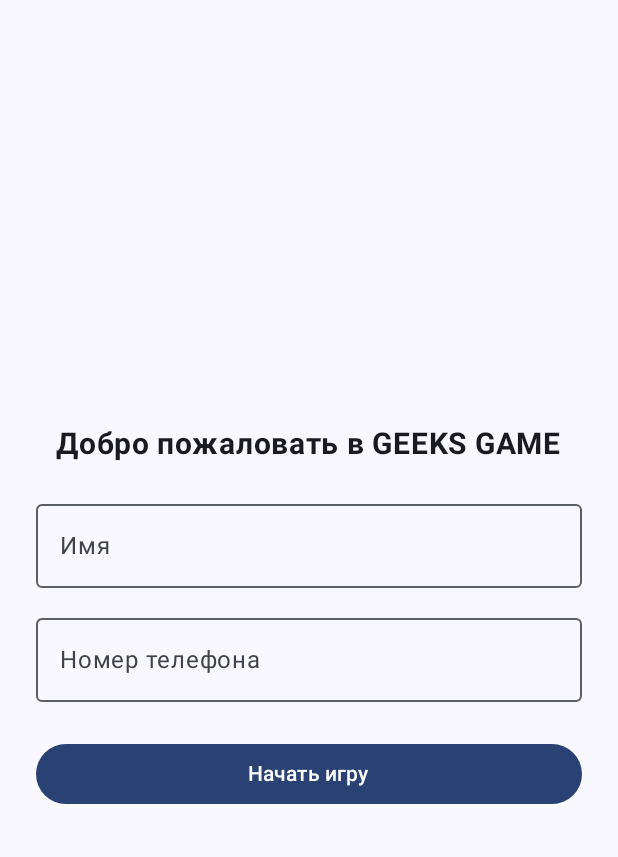
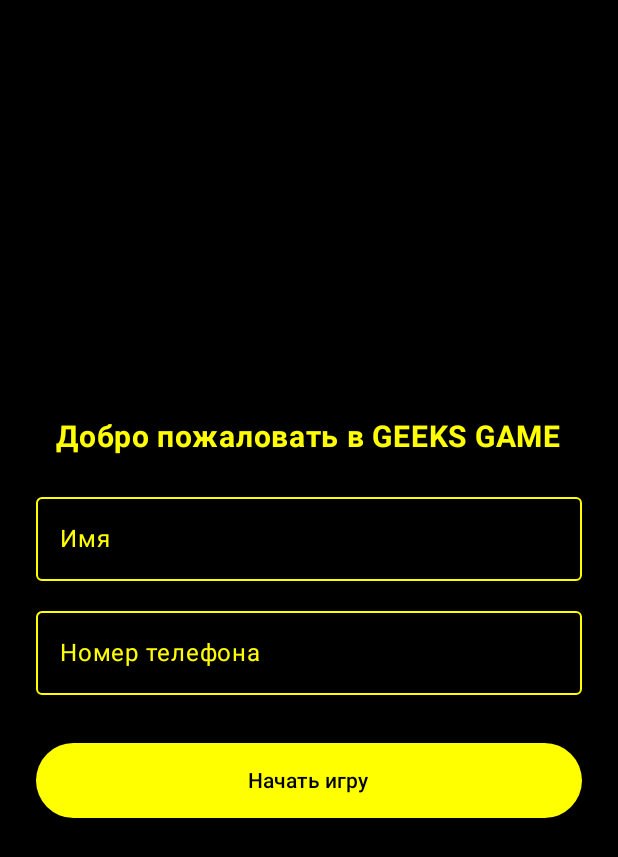
Before and after one commit to nurelmamasharipov/GeeksRun, an Android app built with Jetpack Compose: the composable RegistrationScreen shown on its own in the app's theme, on a phone screen of 412 x 824 dp. Shown: the top 857 px of the screen. Run offline under Robolectric (Android 15) with nearby library versions, the phone set to English and light mode, and no system bars.

Commit message:
update RegistrationScreen

```diff
--- a/app/src/main/java/com/example/geeksrun/MainActivity.kt
+++ b/app/src/main/java/com/example/geeksrun/MainActivity.kt
@@ -1,5 +1,4 @@
 package com.example.geeksrun
-
 
 import android.os.Bundle
 import androidx.activity.ComponentActivity
@@ -7,12 +6,13 @@ import androidx.activity.compose.setContent
 import androidx.compose.runtime.*
 import com.example.geeksrun.ui.GameOverScreen
 import com.example.geeksrun.ui.GameScreen
+import com.example.geeksrun.ui.RegistrationScreen
 
 class MainActivity : ComponentActivity() {
     override fun onCreate(savedInstanceState: Bundle?) {
         super.onCreate(savedInstanceState)
         setContent {
-            GeeksGameApp()
+            RegistrationScreen()
         }
     }
 }
@@ -20,7 +20,7 @@ class MainActivity : ComponentActivity() {
 @Composable
 fun GeeksGameApp() {
     var currentScreen by remember { mutableStateOf("game") }
-    var score by remember { mutableStateOf(0) }
+    var score by remember { mutableIntStateOf(0) }
 
     when (currentScreen) {
         "game" -> GameScreen(onGameOver = {
--- a/app/src/main/java/com/example/geeksrun/ui/GameScreen.kt
+++ b/app/src/main/java/com/example/geeksrun/ui/GameScreen.kt
@@ -48,7 +48,6 @@ fun GameScreen(onGameOver: (score: Int) -> Unit) {
             delay(16L)
             score += 1
 
-            // Обновление препятствий
             obstacles.replaceAll {
                 Rect(
                     offset = Offset(it.left - 10f, it.top),
@@ -56,10 +55,8 @@ fun GameScreen(onGameOver: (score: Int) -> Unit) {
                 )
             }
 
-            // Удаляем вышедшие за экран
             obstacles.removeAll { it.right < 0 }
 
-            // Проверка на столкновение
             val playerRect = Rect(
                 offset = Offset(playerX, playerY.value),
                 size = Size(playerWidth, playerHeight)
@@ -69,7 +66,6 @@ fun GameScreen(onGameOver: (score: Int) -> Unit) {
                 onGameOver(score)
             }
 
-            // Генерация новых препятствий
             if (Random.nextFloat() < 0.02f) {
                 obstacles.add(
                     Rect(
@@ -87,14 +83,12 @@ fun GameScreen(onGameOver: (score: Int) -> Unit) {
             .background(Color.Black)
     ) {
         Canvas(modifier = Modifier.fillMaxSize()) {
-            // Игрок
             drawRect(
                 color = Color.Green,
                 topLeft = Offset(playerX, playerY.value),
                 size = Size(playerWidth, playerHeight)
             )
 
-            // Препятствия
             obstacles.forEach {
                 drawRect(
                     color = Color.Red,
@@ -103,12 +97,11 @@ fun GameScreen(onGameOver: (score: Int) -> Unit) {
                 )
             }
 
-            // Очки
             drawIntoCanvas {
                 it.nativeCanvas.drawText(
                     "Score: $score",
                     50f,
-                    statusBarHeightPx + 80f, // чуть ниже статус-бара
+                    statusBarHeightPx + 80f,
                     android.graphics.Paint().apply {
                         color = android.graphics.Color.WHITE
                         textSize = 60f
@@ -118,7 +111,6 @@ fun GameScreen(onGameOver: (score: Int) -> Unit) {
 
         }
 
-        // Прыжок по клику
         Box(
             modifier = Modifier
                 .matchParentSize()
--- a/app/src/main/java/com/example/geeksrun/ui/RegistrationScreen.kt
+++ b/app/src/main/java/com/example/geeksrun/ui/RegistrationScreen.kt
@@ -1,6 +1,7 @@
 package com.example.geeksrun.ui
 
 import android.util.Log
+import androidx.compose.foundation.background
 import androidx.compose.foundation.layout.Arrangement
 import androidx.compose.foundation.layout.Column
 import androidx.compose.foundation.layout.Spacer
@@ -10,7 +11,9 @@ import androidx.compose.foundation.layout.height
 import androidx.compose.foundation.layout.padding
 import androidx.compose.foundation.text.KeyboardOptions
 import androidx.compose.material3.Button
+import androidx.compose.material3.ButtonDefaults
 import androidx.compose.material3.OutlinedTextField
+import androidx.compose.material3.OutlinedTextFieldDefaults
 import androidx.compose.material3.Text
 import androidx.compose.runtime.Composable
 import androidx.compose.runtime.getValue
@@ -19,6 +22,7 @@ import androidx.compose.runtime.remember
 import androidx.compose.runtime.setValue
 import androidx.compose.ui.Alignment
 import androidx.compose.ui.Modifier
+import androidx.compose.ui.graphics.Color
 import androidx.compose.ui.text.font.FontWeight
 import androidx.compose.ui.text.input.KeyboardType
 import androidx.compose.ui.unit.dp
@@ -32,43 +36,64 @@ fun RegistrationScreen() {
     Column(
         modifier = Modifier
             .fillMaxSize()
+            .background(Color.Black)
             .padding(24.dp),
         verticalArrangement = Arrangement.Center,
         horizontalAlignment = Alignment.CenterHorizontally
     ) {
-        Text("Добро пожаловать в GEEKS GAME", fontSize = 20.sp, fontWeight = FontWeight.Bold)
+        Text("Добро пожаловать в GEEKS GAME", fontSize = 20.sp, fontWeight = FontWeight.Bold, color = Color.Yellow)
 
         Spacer(modifier = Modifier.height(20.dp))
 
         OutlinedTextField(
             value = name,
             onValueChange = { name = it },
-            label = { Text("Имя") },
+            label = { Text("Имя", color = Color.Yellow) },
             singleLine = true,
-            modifier = Modifier.fillMaxWidth()
+            modifier = Modifier.fillMaxWidth(),
+            colors = OutlinedTextFieldDefaults.colors(
+                focusedBorderColor = Color.Yellow,
+                unfocusedBorderColor = Color.Yellow,
+                cursorColor = Color.Yellow,
+                focusedLabelColor = Color.Yellow,
+                unfocusedLabelColor = Color.Yellow,
+                focusedTextColor = Color.Yellow,
+                unfocusedTextColor = Color.Yellow
+            )
         )
+
 
         Spacer(modifier = Modifier.height(12.dp))
 
         OutlinedTextField(
             value = phone,
             onValueChange = { phone = it },
-            label = { Text("Номер телефона") },
+            label = { Text("Номер телефона", color = Color.Yellow) },
             singleLine = true,
             keyboardOptions = KeyboardOptions(keyboardType = KeyboardType.Phone),
-            modifier = Modifier.fillMaxWidth()
+            modifier = Modifier.fillMaxWidth(),
+            colors = OutlinedTextFieldDefaults.colors(
+                focusedBorderColor = Color.Yellow,
+                unfocusedBorderColor = Color.Yellow,
+                cursorColor = Color.Yellow,
+                focusedLabelColor = Color.Yellow,
+                unfocusedLabelColor = Color.Yellow,
+                focusedTextColor = Color.Yellow,
+            )
         )
 
-        Spacer(modifier = Modifier.height(24.dp))
+
+        Spacer(modifier = Modifier.height(32.dp))
 
         Button(
             onClick = {
-                // TODO: Отправка в Bitrix24 и переход к игре
                 Log.d("Registration", "Имя: $name, Телефон: $phone")
             },
+            colors = ButtonDefaults.buttonColors(containerColor = Color.Yellow),
             modifier = Modifier.fillMaxWidth()
+                .height(50.dp)
         ) {
-            Text("Начать игру")
+            Text("Начать игру", color = Color.Black)
         }
     }
 }
```
